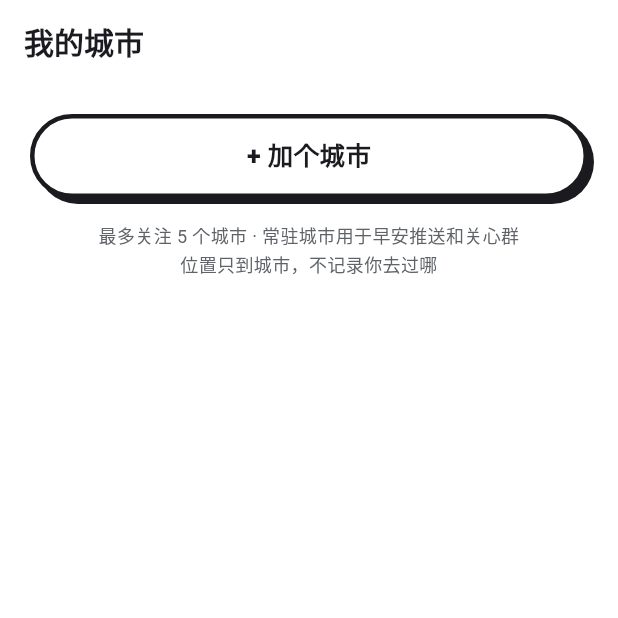
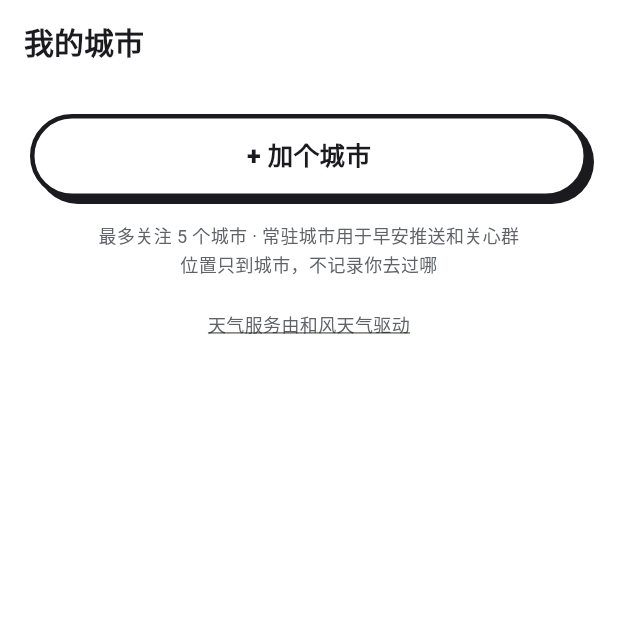
Before and after one commit to aidai524/zwjsg, a Flutter app: the CitiesPage screen opened by its route, on a phone screen of 412 x 824 dp, the top half of it. Run offline on Flutter 3.47's test engine with Material 3 defaults, Android fonts, the phone set to English and light mode, and no system bars; our stand-ins replace dio, go_router, shared_preferences; accounts and stored records are empty.

Commit message:
feat(tianqi-app): 显示“天气服务由和风天气驱动”和接口归因
用到和风数据的页面底部都加上 QWeatherCredit：链到和风官网，原样显示接口返回的归因。

Co-Authored-By: Claude Opus 5.5 <noreply@anthropic.com>

```diff
--- a/apps/shenme_tianqi/lib/core/models.dart
+++ b/apps/shenme_tianqi/lib/core/models.dart
@@ -3,6 +3,7 @@
 int _i(dynamic v) => v is num ? v.toInt() : int.tryParse('$v') ?? 0;
 int? _ni(dynamic v) => v == null ? null : _i(v);
 String _s(dynamic v) => v?.toString() ?? '';
+List<String> _strings(dynamic v) => v is List ? v.map(_s).toList() : const [];
 List<Map<String, dynamic>> _list(dynamic v) =>
     v is List ? v.whereType<Map>().map((e) => Map<String, dynamic>.from(e)).toList() : const [];
 
@@ -124,6 +125,9 @@ class WeatherData {
   String? get quip => view['quip'] as String?;
   String get attribution => _s(raw['attribution']);
 
+  /// 和风要求原样显示的归因内容，见 QWeatherCredit
+  List<String> get attributions => _strings(raw['attributions']);
+
   List<Warning> get seriousWarnings => _list(view['serious_warnings']).map(Warning.fromJson).toList();
   List<Warning> get bannerWarnings => _list(view['banner_warnings']).map(Warning.fromJson).toList();
 
@@ -198,6 +202,7 @@ class Member {
   String get fact => _s(weather?['fact']);
   String? get alert => weather?['alert'] as String?;
   List<Phrase> get phrases => _list(weather?['phrases']).map(Phrase.fromJson).toList();
+  List<String> get attributions => _strings(weather?['attributions']);
 }
 
 class GroupDetail {
--- a/apps/shenme_tianqi/lib/features/care/group_page.dart
+++ b/apps/shenme_tianqi/lib/features/care/group_page.dart
@@ -129,6 +129,7 @@ class _GroupPageState extends State<GroupPage> {
                   if (g.members.length < 2)
                     PopButton(label: '复制邀请码，拉家人进来', onPressed: _invite),
                   const SourceNote('只能发天气关心，不能聊天 · 只显示城市，不共享位置'),
+                  QWeatherCredit(attributions: {for (final m in g.members) ...m.attributions}.toList()),
                 ],
               ),
             ),
--- a/apps/shenme_tianqi/lib/features/cities/cities_page.dart
+++ b/apps/shenme_tianqi/lib/features/cities/cities_page.dart
@@ -36,6 +36,7 @@ class CitiesPage extends StatelessWidget {
           if (cities.length < AppState.maxCities)
             PopButton(label: '+ 加个城市', style: PopButtonStyle.secondary, onPressed: () => context.push('/city-search')),
           const SourceNote('最多关注 5 个城市 · 常驻城市用于早安推送和关心群\n位置只到城市，不记录你去过哪'),
+          const QWeatherCredit(),
         ],
       ),
     );
--- a/apps/shenme_tianqi/lib/features/cities/city_search_page.dart
+++ b/apps/shenme_tianqi/lib/features/cities/city_search_page.dart
@@ -132,6 +132,8 @@ class _CitySearchPageState extends State<CitySearchPage> {
             ),
           if (!_loading && _hits.isEmpty && _ctrl.text.trim().isNotEmpty && _error == null)
             const Padding(padding: EdgeInsets.all(16), child: Text('没找到，换个叫法试试', textAlign: TextAlign.center)),
+          const SizedBox(height: 16),
+          const QWeatherCredit(),
         ],
       ),
     );
--- a/apps/shenme_tianqi/lib/features/home/decision_page.dart
+++ b/apps/shenme_tianqi/lib/features/home/decision_page.dart
@@ -55,6 +55,7 @@ class DecisionPage extends StatelessWidget {
             ),
           ),
           SourceNote(w.attribution),
+          QWeatherCredit(attributions: w.attributions),
         ],
       ),
     );
--- a/apps/shenme_tianqi/lib/features/home/serious_view.dart
+++ b/apps/shenme_tianqi/lib/features/home/serious_view.dart
@@ -92,6 +92,7 @@ class SeriousView extends StatelessWidget {
           ),
         ),
         SourceNote('预警信息来源：${w.seriousWarnings.map((e) => e.sender).toSet().join('、')}\n${w.attribution}'),
+        QWeatherCredit(attributions: w.attributions),
       ],
     );
   }
--- a/apps/shenme_tianqi/lib/features/home/weather_view.dart
+++ b/apps/shenme_tianqi/lib/features/home/weather_view.dart
@@ -84,6 +84,7 @@ class WeatherView extends StatelessWidget {
         _Extras(w),
         SourceNote('${w.attribution}${w.obsTime != null ? ' · ${hm(DateTime.parse(w.obsTime!).toLocal())} 更新' : ''}\n'
             '吐槽是我们说的，天气是气象台说的'),
+        QWeatherCredit(attributions: w.attributions),
       ],
     );
   }
--- a/apps/shenme_tianqi/lib/features/settings/settings_page.dart
+++ b/apps/shenme_tianqi/lib/features/settings/settings_page.dart
@@ -84,7 +84,8 @@ class SettingsPage extends StatelessWidget {
               onTap: () => _confirmDelete(context, state),
             ),
           ],
-          const SourceNote('天气数据：和风天气 · 预警信息来自当地气象部门\n吐槽文案为人工撰写，不改写预报结论'),
+          const SourceNote('预警信息来自当地气象部门\n吐槽文案为人工撰写，不改写预报结论'),
+          const QWeatherCredit(),
         ],
       ),
     );
--- a/apps/shenme_tianqi/lib/widgets/common.dart
+++ b/apps/shenme_tianqi/lib/widgets/common.dart
@@ -1,5 +1,7 @@
 import 'package:flutter/material.dart';
+import 'package:flutter/services.dart';
 import 'package:pop_ui/pop_ui.dart';
+import 'package:url_launcher/url_launcher.dart';
 
 /// 带描边的圆形图标按钮
 class RoundIconButton extends StatelessWidget {
@@ -89,6 +91,65 @@ class SourceNote extends StatelessWidget {
   }
 }
 
+/// 和风要求：显示了和风数据的页面都要写明“天气服务由和风天气驱动”并链到官网，
+/// 接口返回的 attributions 也要原样显示。所以这里不改写内容，只把网址做成链接。
+class QWeatherCredit extends StatelessWidget {
+  const QWeatherCredit({super.key, this.attributions = const [], this.opener = _launch});
+
+  static const label = '天气服务由和风天气驱动';
+  static const homepage = 'https://www.qweather.com';
+
+  final List<String> attributions;
+
+  /// 打开链接，返回是否成功。测试时替换
+  final Future<bool> Function(Uri) opener;
+
+  static Future<bool> _launch(Uri uri) => launchUrl(uri, mode: LaunchMode.externalApplication);
+
+  Future<void> _open(BuildContext context, String url) async {
+    var opened = false;
+    try {
+      opened = await opener(Uri.parse(url));
+    } on PlatformException {
+      // 手机上没有能打开网页的应用
+    }
+    if (!opened && context.mounted) showToast(context, '打不开链接，稍后再试');
+  }
+
+  @override
+  Widget build(BuildContext context) {
+    Widget link(String text, String url) => Semantics(
+          link: true,
+          child: InkWell(
+            onTap: () => _open(context, url),
+            child: Padding(
+              padding: const EdgeInsets.symmetric(horizontal: 8, vertical: 6),
+              child: Text(text,
+                  textAlign: TextAlign.center,
+                  style: const TextStyle(fontSize: 12, color: Pop.muted, decoration: TextDecoration.underline)),
+            ),
+          ),
+        );
+
+    return Padding(
+      padding: const EdgeInsets.only(bottom: 16),
+      child: Column(
+        children: [
+          link(label, homepage),
+          for (final a in attributions)
+            if (a.startsWith('http'))
+              link(a, a)
+            else
+              Padding(
+                padding: const EdgeInsets.symmetric(horizontal: 8, vertical: 2),
+                child: Text(a, textAlign: TextAlign.center, style: const TextStyle(fontSize: 12, color: Pop.muted, height: 1.5)),
+              ),
+        ],
+      ),
+    );
+  }
+}
+
 void showToast(BuildContext context, String msg) {
   ScaffoldMessenger.of(context)
     ..hideCurrentSnackBar()
--- a/apps/shenme_tianqi/pubspec.yaml
+++ b/apps/shenme_tianqi/pubspec.yaml
@@ -18,6 +18,7 @@ dependencies:
     path: ../../packages/avatar_engine
   series_core:
     path: ../../packages/series_core
+  url_launcher: ^6.3.2
 
 dev_dependencies:
   flutter_test:
```
Also changed, not shown: apps/shenme_tianqi/pubspec.lock (added), 1 other file.
